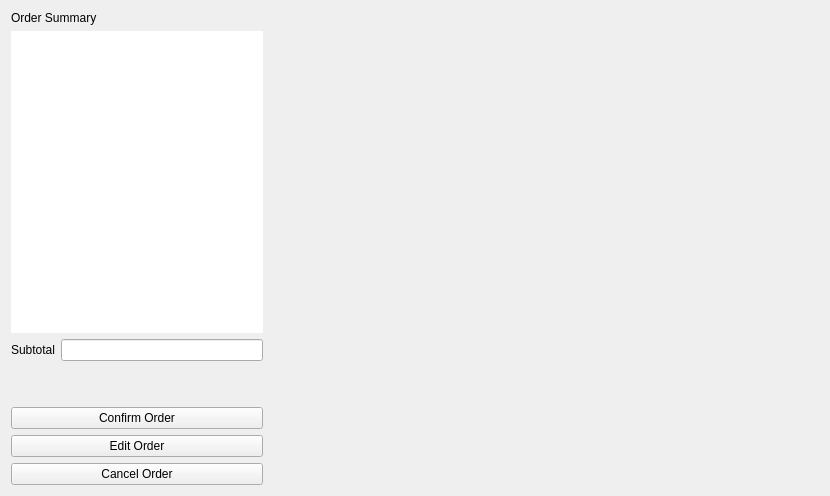
Old version of the form menuwidget.ui in the repository jwannamaker/CS1D_FastFoodProject.
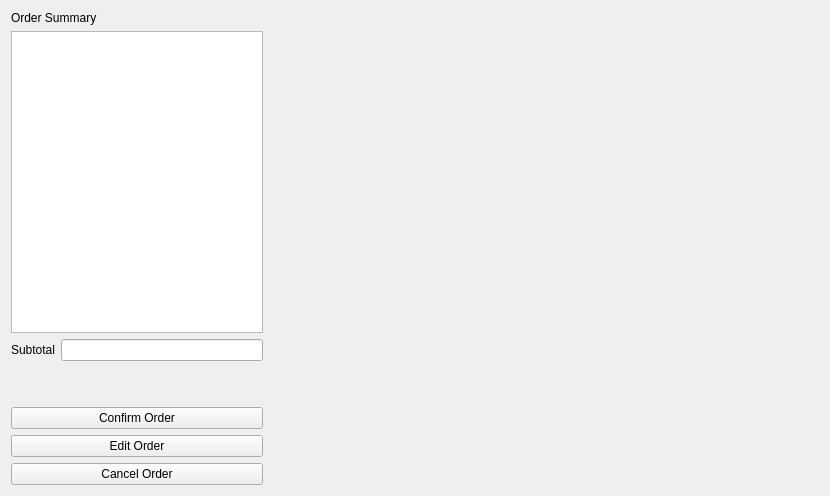
New version of the form.

Patch:
```diff
--- a/menuwidget.ui
+++ b/menuwidget.ui
@@ -26,10 +26,10 @@
         </widget>
        </item>
        <item>
-        <widget class="QListWidget" name="listWidget_menuItems">
-         <property name="frameShape">
-          <enum>QFrame::NoFrame</enum>
-         </property>
+        <widget class="QTableWidget" name="tableWidget_menuItems">
+         <attribute name="horizontalHeaderStretchLastSection">
+          <bool>true</bool>
+         </attribute>
         </widget>
        </item>
        <item>
```
